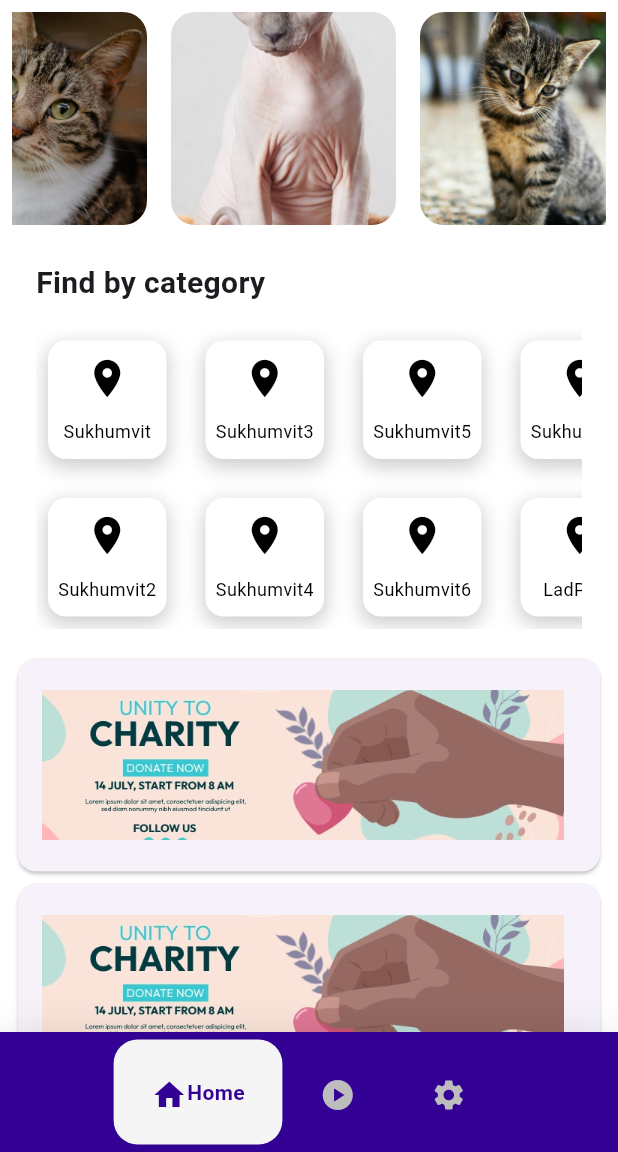
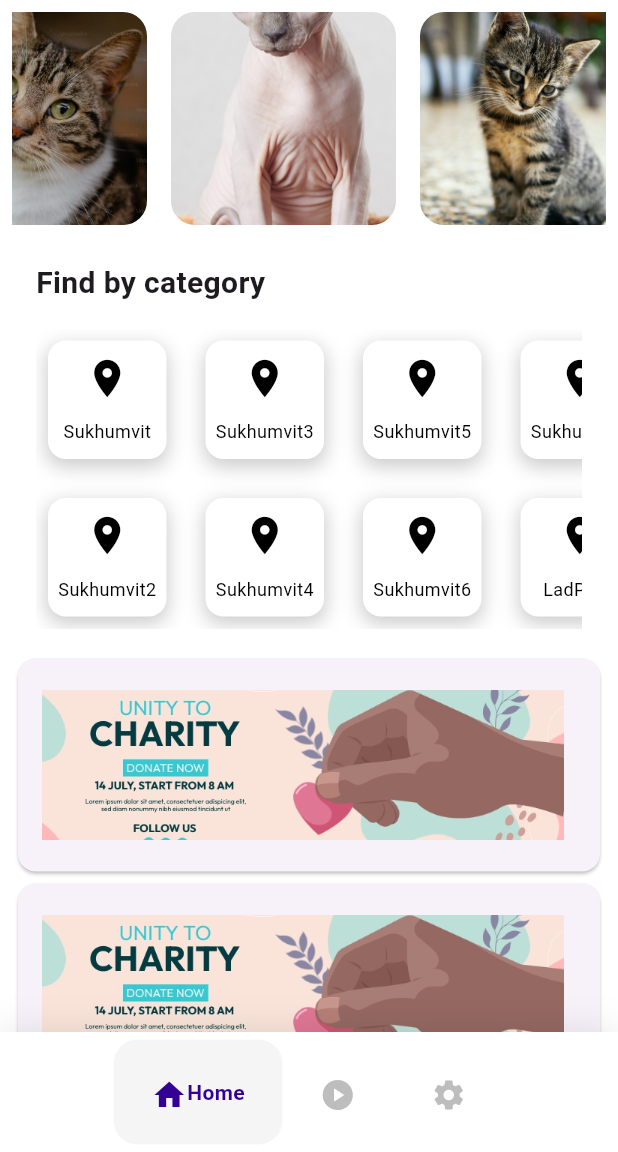
Before and after one commit to MattTeerapatt/MyFluffy, a Flutter app: the screen it shows after launch, on a phone screen of 412 x 824 dp, the part 84-1236 px from its top. Run offline on Flutter 3.47's test engine with Material 3 defaults, Android fonts, the phone set to English and light mode, and no system bars; drawn by our look-alikes of google_nav_bar; our stand-ins replace image_picker.

Commit message:
white navbar

```diff
--- a/myfluffy/lib/section/BottomNavBar.dart
+++ b/myfluffy/lib/section/BottomNavBar.dart
@@ -12,7 +12,7 @@ class MyBottomNavBar extends StatelessWidget {
       height: 80,
       padding: const EdgeInsets.symmetric(vertical: 5),
       decoration: BoxDecoration(
-        color: Color(0xFF330295),
+        color: Color.fromARGB(255, 255, 255, 255),
         boxShadow: [
           BoxShadow(
             blurRadius: 20,
```
